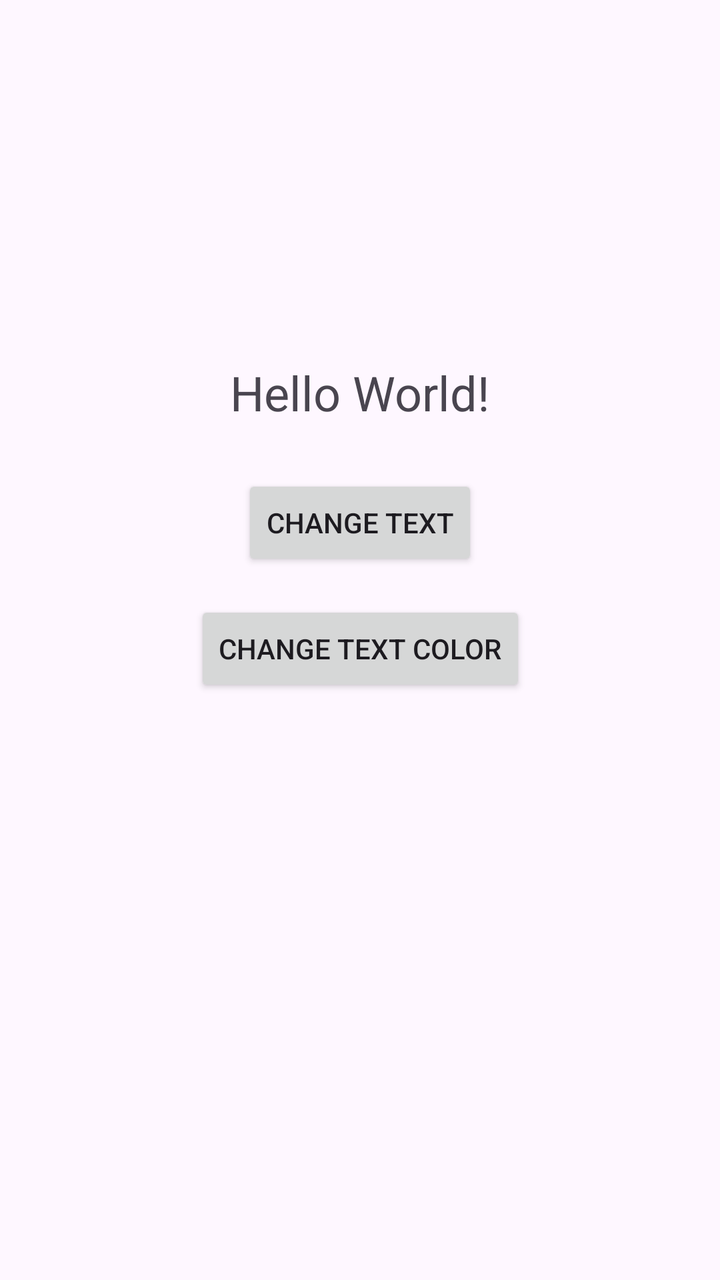
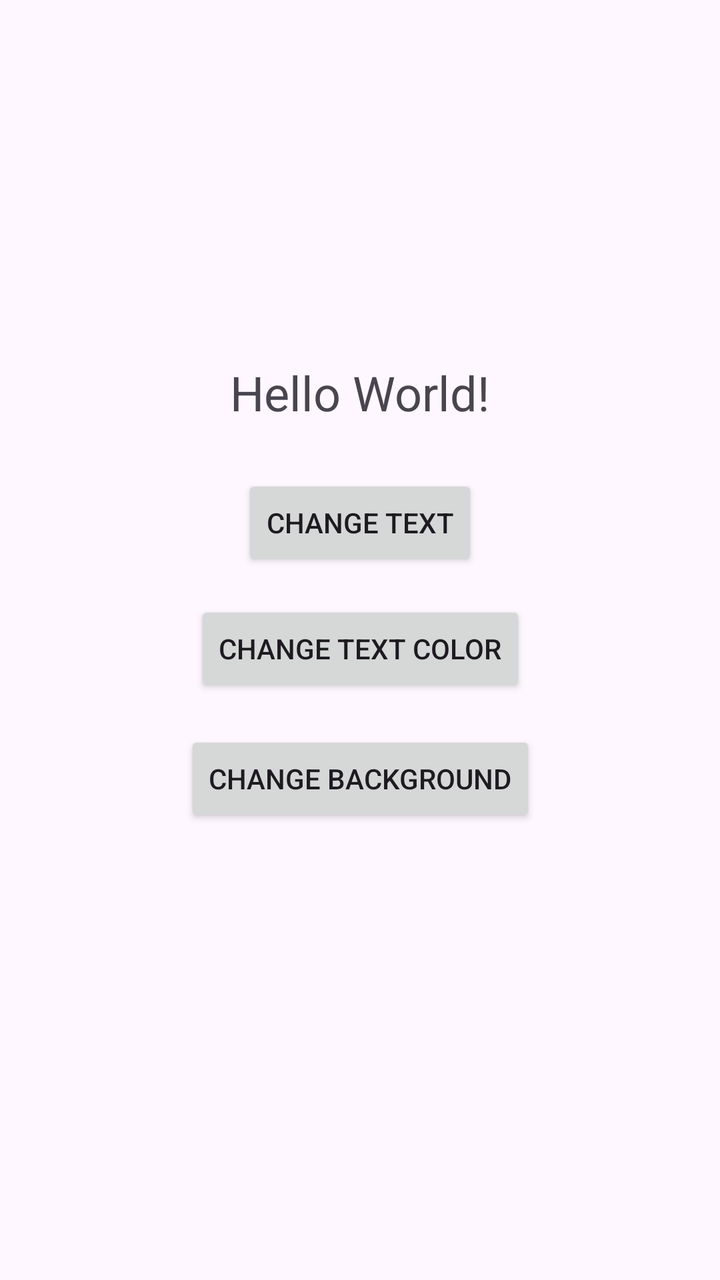

Before-and-after screenshots of an Android layout around one commit, followed by the original layout XML and the change that was made.
<!-- AndroidManifest.xml: application theme Theme.BS -->
<!-- res/layout/activity_main.xml -->
<?xml version="1.0" encoding="utf-8"?>
<androidx.constraintlayout.widget.ConstraintLayout
    xmlns:android="http://schemas.android.com/apk/res/android"
    xmlns:app="http://schemas.android.com/apk/res-auto"
    xmlns:tools="http://schemas.android.com/tools"
    android:layout_width="match_parent"
    android:layout_height="match_parent"
    tools:context=".MainActivity">

    <TextView
        android:id="@+id/textView"
        android:layout_width="wrap_content"
        android:layout_height="wrap_content"
        android:text="Hello World!"
        android:textSize="24sp"
        app:layout_constraintTop_toTopOf="parent"
        app:layout_constraintStart_toStartOf="parent"
        app:layout_constraintEnd_toEndOf="parent"
        android:layout_marginTop="180dp" />

    <Button
        android:id="@+id/buttonChangeText"
        android:layout_width="wrap_content"
        android:layout_height="wrap_content"
        android:text="Change Text"
        app:layout_constraintTop_toBottomOf="@id/textView"
        app:layout_constraintStart_toStartOf="parent"
        app:layout_constraintEnd_toEndOf="parent"
        android:layout_marginTop="25dp" />

    <Button
        android:id="@+id/buttonChangeTextColor"
        android:layout_width="wrap_content"
        android:layout_height="wrap_content"
        android:text="Change Text Color"
        app:layout_constraintTop_toBottomOf="@id/buttonChangeText"
        app:layout_constraintStart_toStartOf="parent"
        app:layout_constraintEnd_toEndOf="parent"
        android:layout_marginTop="15dp" />

</androidx.constraintlayout.widget.ConstraintLayout>
<!-- resources referenced by this layout -->
<resources>
  <style name="Theme.BS" parent="Base.Theme.BS" />
  <style name="Base.Theme.BS" parent="Theme.Material3.DayNight.NoActionBar">
          
          
      </style>
</resources>

<!-- the commit's change to res/layout/activity_main.xml (unified diff, before → after) -->
@@ -38,4 +38,14 @@
         app:layout_constraintEnd_toEndOf="parent"
         android:layout_marginTop="15dp" />
 
+    <Button
+        android:id="@+id/buttonChangeBackground"
+        android:layout_width="wrap_content"
+        android:layout_height="wrap_content"
+        android:text="Change Background"
+        app:layout_constraintTop_toBottomOf="@id/buttonChangeText"
+        app:layout_constraintStart_toStartOf="parent"
+        app:layout_constraintEnd_toEndOf="parent"
+        android:layout_marginTop="80dp" />
+
 </androidx.constraintlayout.widget.ConstraintLayout>
